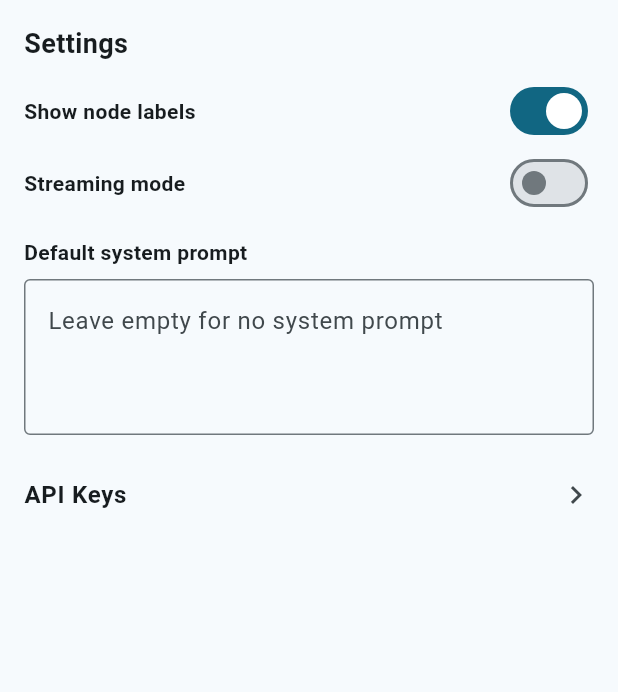
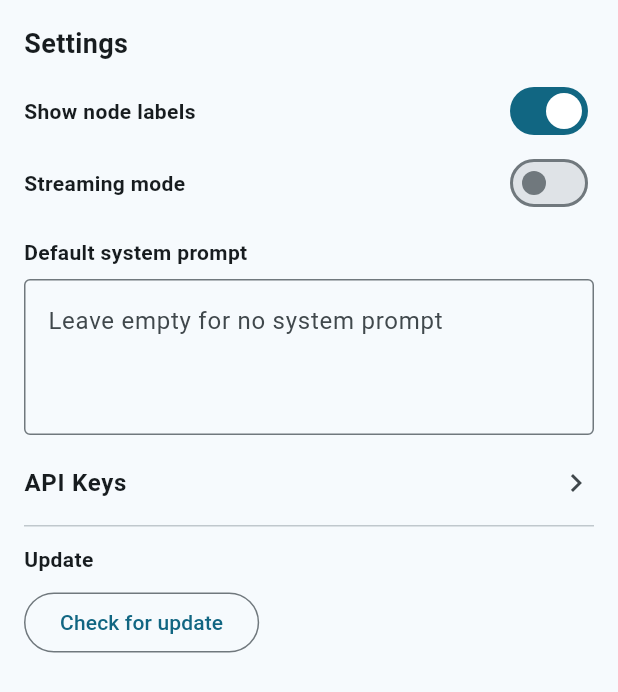
Before and after one commit to iamweasel89/musical-succotash, a Flutter app: the SettingsSheet widget shown alone on an empty page, opened directly with empty values, on a phone screen of 412 x 824 dp. Shown: the top 692 px of the screen. Run offline on Flutter 3.47's test engine with Material 3 defaults, Android fonts, the phone set to English and light mode, and no system bars; our stand-ins replace hive_flutter, open_file, package_info_plus; accounts and stored records are empty.

Commit message:
Add in-app self-update via GitHub Releases
CI now publishes a GitHub Release (tagged build-N, marked latest) on
every push. The app reads /releases/latest, compares build numbers,
downloads the APK into temp storage, and opens the system installer.

Changes:
- build.yml: --build-number=${{ github.run_number }}, gh release create
- pubspec.yaml: package_info_plus, path_provider, open_file
- AndroidManifest: REQUEST_INSTALL_PACKAGES + FileProvider
- res/xml/file_paths.xml: cache-path for FileProvider
- lib/services/updater.dart: checkForUpdate / downloadApk / installApk
- settings_sheet.dart: Update section (check→download→install flow)

https://claude.ai/code/session_01YZLrqPATDuZ4r2HbuCMAoi

```diff
--- a/lib/widgets/settings_sheet.dart
+++ b/lib/widgets/settings_sheet.dart
@@ -1,5 +1,10 @@
+import 'dart:io';
+
 import 'package:flutter/material.dart';
+import 'package:package_info_plus/package_info_plus.dart';
+
 import '../models/settings.dart';
+import '../services/updater.dart';
 
 class SettingsSheet extends StatefulWidget {
   final GlobalSettings settings;
@@ -48,7 +53,6 @@ class _SettingsSheetState extends State<SettingsSheet> {
             const Text('Settings',
                 style: TextStyle(fontSize: 18, fontWeight: FontWeight.bold)),
             const SizedBox(height: 8),
-            // Show node labels
             _SwitchRow(
               label: 'Show node labels',
               value: s.showNodeLabels,
@@ -57,7 +61,6 @@ class _SettingsSheetState extends State<SettingsSheet> {
                 _save();
               },
             ),
-            // Streaming mode
             _SwitchRow(
               label: 'Streaming mode',
               value: s.streamingMode,
@@ -67,7 +70,6 @@ class _SettingsSheetState extends State<SettingsSheet> {
               },
             ),
             const SizedBox(height: 12),
-            // Default system prompt
             const Text('Default system prompt',
                 style: TextStyle(fontWeight: FontWeight.w600)),
             const SizedBox(height: 8),
@@ -83,7 +85,7 @@ class _SettingsSheetState extends State<SettingsSheet> {
                 _save();
               },
             ),
-            const SizedBox(height: 12),
+            const SizedBox(height: 4),
             // API keys submenu
             ListTile(
               contentPadding: EdgeInsets.zero,
@@ -99,6 +101,10 @@ class _SettingsSheetState extends State<SettingsSheet> {
                 ),
               ),
             ),
+            const Divider(height: 1),
+            const SizedBox(height: 12),
+            // Update section
+            const _UpdateSection(),
           ],
         ),
       ),
@@ -232,3 +238,188 @@ class _KeyFieldState extends State<_KeyField> {
     );
   }
 }
+
+// ── Update section ─────────────────────────────────────────────────────────
+enum _UpdState { idle, checking, upToDate, available, downloading, ready, error }
+
+class _UpdateSection extends StatefulWidget {
+  const _UpdateSection();
+
+  @override
+  State<_UpdateSection> createState() => _UpdateSectionState();
+}
+
+class _UpdateSectionState extends State<_UpdateSection> {
+  _UpdState _state = _UpdState.idle;
+  String _message = '';
+  double _progress = 0;
+  UpdateInfo? _updateInfo;
+  File? _downloadedFile;
+
+  Future<void> _check() async {
+    setState(() {
+      _state = _UpdState.checking;
+      _message = '';
+    });
+    try {
+      final info = await AppUpdater.checkForUpdate();
+      if (!mounted) return;
+      if (info == null) {
+        final pkg = await PackageInfo.fromPlatform();
+        setState(() {
+          _state = _UpdState.upToDate;
+          _message = 'Build ${pkg.buildNumber}';
+        });
+      } else {
+        setState(() {
+          _state = _UpdState.available;
+          _updateInfo = info;
+          _message = info.releaseName;
+        });
+      }
+    } catch (e) {
+      if (!mounted) return;
+      setState(() {
+        _state = _UpdState.error;
+        _message = e.toString();
+      });
+    }
+  }
+
+  Future<void> _download() async {
+    if (_updateInfo == null) return;
+    setState(() {
+      _state = _UpdState.downloading;
+      _progress = 0;
+    });
+    try {
+      final file = await AppUpdater.downloadApk(
+        _updateInfo!.downloadUrl,
+        (p) {
+          if (mounted) setState(() => _progress = p);
+        },
+      );
+      if (!mounted) return;
+      setState(() {
+        _state = _UpdState.ready;
+        _downloadedFile = file;
+      });
+    } catch (e) {
+      if (!mounted) return;
+      setState(() {
+        _state = _UpdState.error;
+        _message = e.toString();
+      });
+    }
+  }
+
+  Future<void> _install() async {
+    if (_downloadedFile == null) return;
+    await AppUpdater.installApk(_downloadedFile!);
+  }
+
+  @override
+  Widget build(BuildContext context) {
+    return Column(
+      crossAxisAlignment: CrossAxisAlignment.start,
+      children: [
+        const Text('Update',
+            style: TextStyle(fontWeight: FontWeight.w600)),
+        const SizedBox(height: 8),
+        _buildBody(),
+      ],
+    );
+  }
+
+  Widget _buildBody() {
+    switch (_state) {
+      case _UpdState.idle:
+        return OutlinedButton(
+          onPressed: _check,
+          child: const Text('Check for update'),
+        );
+
+      case _UpdState.checking:
+        return const Row(children: [
+          SizedBox(
+            width: 18,
+            height: 18,
+            child: CircularProgressIndicator(strokeWidth: 2),
+          ),
+          SizedBox(width: 10),
+          Text('Checking…', style: TextStyle(fontSize: 13)),
+        ]);
+
+      case _UpdState.upToDate:
+        return Row(children: [
+          const Icon(Icons.check_circle_outline,
+              color: Colors.green, size: 18),
+          const SizedBox(width: 6),
+          Text('$_message — up to date',
+              style: TextStyle(fontSize: 13, color: Colors.grey[600])),
+          const SizedBox(width: 8),
+          TextButton(
+              onPressed: _check,
+              child: const Text('Re-check',
+                  style: TextStyle(fontSize: 12))),
+        ]);
+
+      case _UpdState.available:
+        return Row(children: [
+          Expanded(
+            child: Text('$_message available',
+                style: const TextStyle(fontSize: 13)),
+          ),
+          const SizedBox(width: 8),
+          FilledButton.tonal(
+            onPressed: _download,
+            child: const Text('Download'),
+          ),
+        ]);
+
+      case _UpdState.downloading:
+        return Column(
+          crossAxisAlignment: CrossAxisAlignment.start,
+          children: [
+            Text(
+              'Downloading… ${(_progress * 100).round()}%',
+              style: TextStyle(fontSize: 13, color: Colors.grey[600]),
+            ),
+            const SizedBox(height: 6),
+            LinearProgressIndicator(value: _progress),
+          ],
+        );
+
+      case _UpdState.ready:
+        return Row(children: [
+          const Icon(Icons.download_done, color: Colors.green, size: 18),
+          const SizedBox(width: 6),
+          const Expanded(
+            child: Text('Downloaded',
+                style: TextStyle(fontSize: 13)),
+          ),
+          FilledButton(
+            onPressed: _install,
+            child: const Text('Install'),
+          ),
+        ]);
+
+      case _UpdState.error:
+        return Row(children: [
+          Expanded(
+            child: Text(
+              _message,
+              style:
+                  const TextStyle(fontSize: 12, color: Colors.red),
+              maxLines: 2,
+              overflow: TextOverflow.ellipsis,
+            ),
+          ),
+          TextButton(
+              onPressed: _check,
+              child: const Text('Retry',
+                  style: TextStyle(fontSize: 12))),
+        ]);
+    }
+  }
+}
--- a/pubspec.yaml
+++ b/pubspec.yaml
@@ -12,6 +12,9 @@ dependencies:
   uuid: ^4.3.0
   http: ^1.2.0
   hive_flutter: ^1.1.0
+  package_info_plus: ^8.0.0
+  path_provider: ^2.1.0
+  open_file: ^3.3.2
 
 dev_dependencies:
   flutter_test:
```
Also changed, not shown: lib/services/updater.dart (added, +93 -0 lines), 3 other files.
